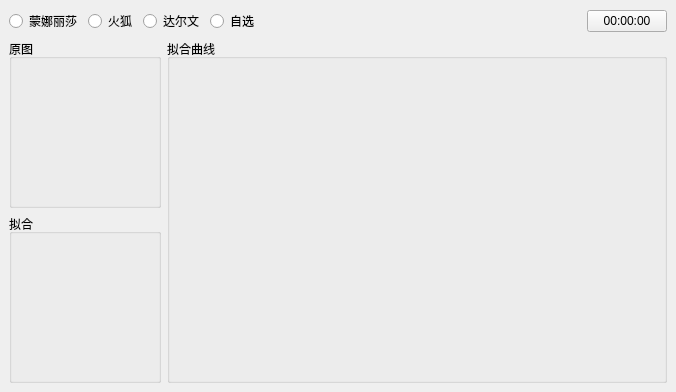
The window that src/triapprox/ui/gui_ui.ui (Neo-513/python-algolab) describes before a commit, drawn with Qt 5.
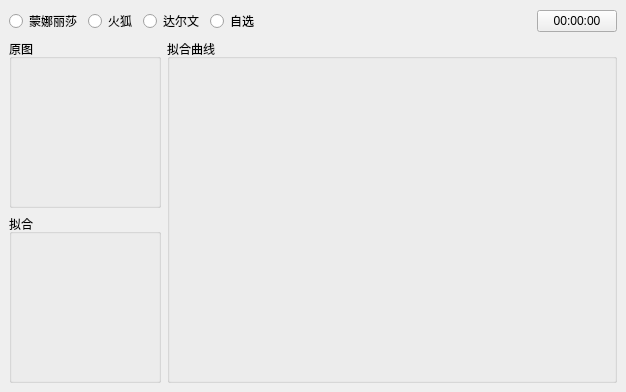
The same window after the commit.

```diff
--- a/src/triapprox/ui/gui_ui.ui
+++ b/src/triapprox/ui/gui_ui.ui
@@ -6,8 +6,8 @@
    <rect>
     <x>0</x>
     <y>0</y>
-    <width>676</width>
-    <height>388</height>
+    <width>626</width>
+    <height>386</height>
    </rect>
   </property>
   <property name="windowTitle">
@@ -16,8 +16,6 @@
   <widget class="QWidget" name="centralwidget">
    <layout class="QVBoxLayout" name="verticalLayout">
     <item>
-     <layout class="QVBoxLayout" name="verticalLayout_panel">
-      <item>
        <layout class="QHBoxLayout" name="horizontalLayout_panel">
         <item>
          <widget class="QFrame" name="frame">
@@ -102,8 +100,6 @@
         </item>
        </layout>
       </item>
-     </layout>
-    </item>
     <item>
      <layout class="QHBoxLayout" name="horizontalLayout_canvas">
       <item>
@@ -152,7 +148,7 @@
        <widget class="QGroupBox" name="groupBox_plot">
         <property name="minimumSize">
          <size>
-          <width>500</width>
+          <width>450</width>
           <height>0</height>
          </size>
         </property>
```
Left out of the diff: 4 changed lines with no effect on the pictures. Lines whose indentation alone changed are shown as unchanged.
